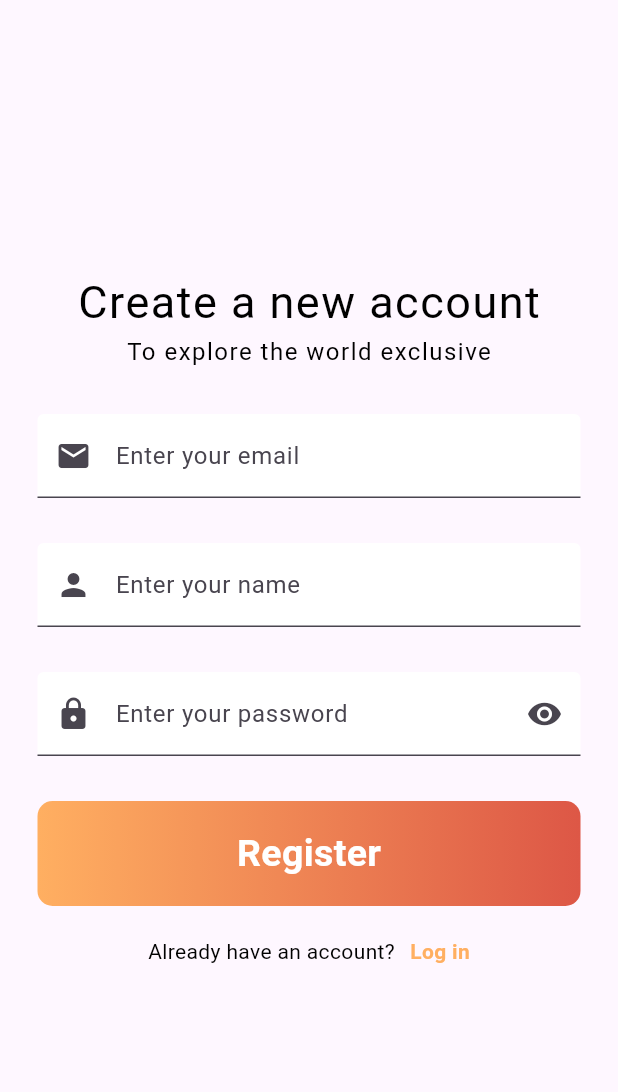
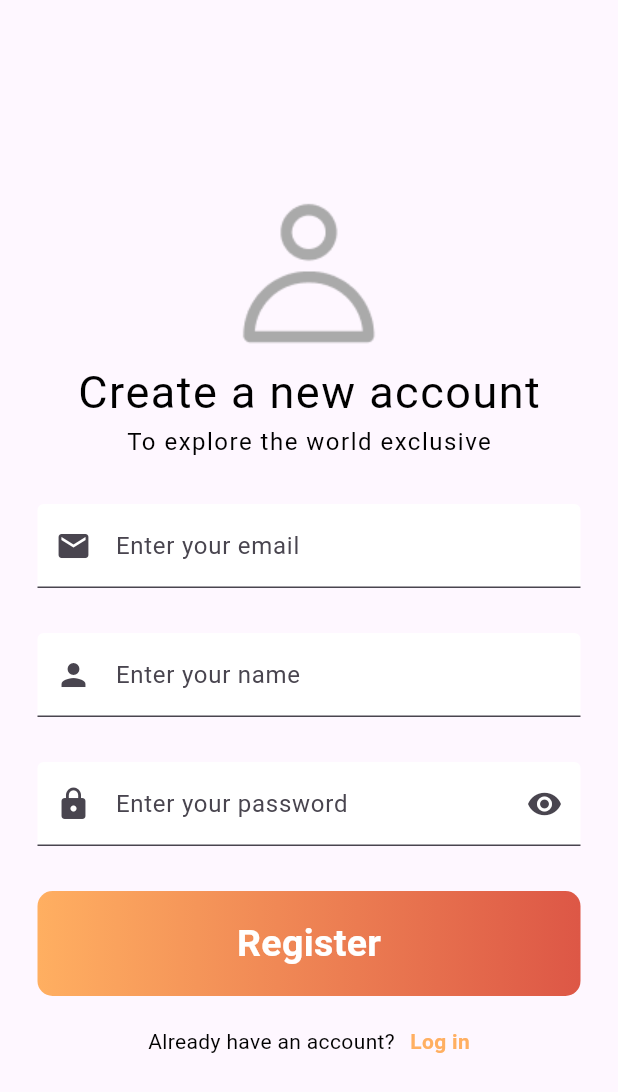
Before and after one commit to Nylast-bit/app_store, a Flutter app: the RegisterScreen screen opened directly, on a phone screen of 412 x 824 dp. Shown: the top 1092 px of the screen. Run offline on Flutter 3.47's test engine with Material 3 defaults, Android fonts, the phone set to English and light mode, and no system bars.

Commit message:
Finishing register_page

```diff
--- a/lib/Buyers/view/screens/authentication_screens/register_screen.dart
+++ b/lib/Buyers/view/screens/authentication_screens/register_screen.dart
@@ -13,6 +13,7 @@ class RegisterScreen extends StatelessWidget {
           child: Column(
             mainAxisAlignment: MainAxisAlignment.center,
             children: [
+             Image.asset('assets/icons/user.png', ),
               Text('Create a new account',
                 style: TextStyle(
                   fontSize: 30,
```
